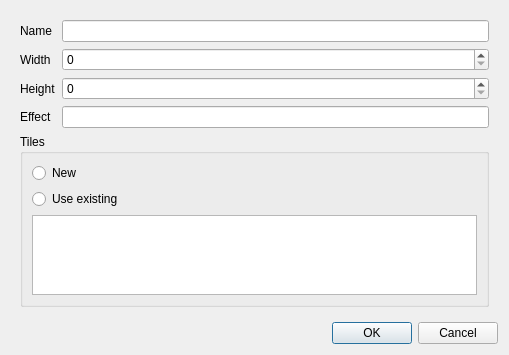
Qt form crafter/workshop/newlayerdialog.ui (crafter2d/crafter2d) before a commit.
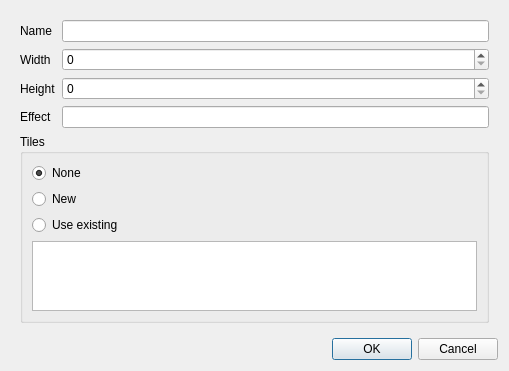
The same form after that commit.

What changed in the file:
```diff
--- a/crafter/workshop/newlayerdialog.ui
+++ b/crafter/workshop/newlayerdialog.ui
@@ -64,7 +64,20 @@
         </property>
         <layout class="QVBoxLayout" name="verticalLayout">
          <item>
-          <widget class="QRadioButton" name="radioButton">
+          <widget class="QRadioButton" name="radioNone">
+           <property name="text">
+            <string>None</string>
+           </property>
+           <property name="checked">
+            <bool>true</bool>
+           </property>
+           <attribute name="buttonGroup">
+            <string notr="true">TileRadioGroup</string>
+           </attribute>
+          </widget>
+         </item>
+         <item>
+          <widget class="QRadioButton" name="radioNew">
            <property name="text">
             <string>New</string>
            </property>
```
